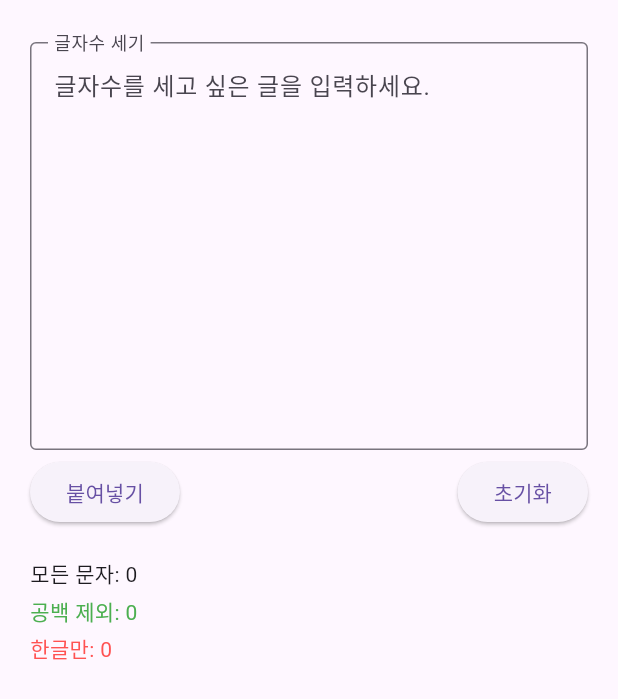
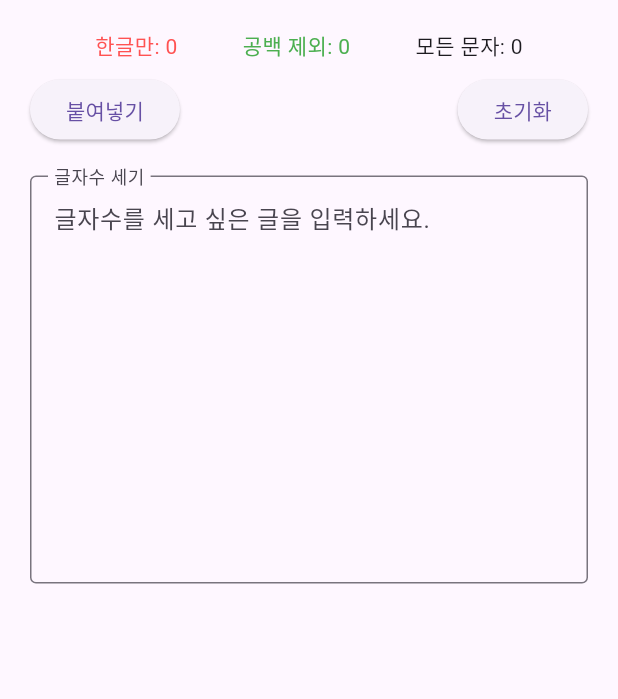
Before and after one commit to treestae/letter_counter, a Flutter app: the screen it shows after launch, on a phone screen of 412 x 824 dp. Shown: the top 699 px of the screen. Run offline on Flutter 3.47's test engine with Material 3 defaults, Android fonts, the phone set to English and light mode, and no system bars.

Commit message:
* 글자수 표기 및 버튼 위치를 상단으로 이동

```diff
--- a/lib/main.dart
+++ b/lib/main.dart
@@ -54,23 +54,15 @@ class _MyHomeState extends State<MyHome> {
             child: Column(
               crossAxisAlignment: CrossAxisAlignment.start,
               children: [
+                Row(
+                  mainAxisAlignment: MainAxisAlignment.spaceEvenly,
+                  children: [
+                    Text('한글만: ${onlyHangul.length}', style: const TextStyle(color: Colors.redAccent)),
+                    Text('공백 제외: ${inputText.replaceAll(emptyRegex, '').length}', style: const TextStyle(color: Colors.green)),
+                    Text('모든 문자: ${inputText.length}'),
+                  ],
+                ),
                 const SizedBox(height: 8),
-                TextField(
-                  controller: tfController,
-                  onChanged: (value) => setState(() {
-                    inputText = value;
-                  }),
-                  decoration: const InputDecoration(
-                    floatingLabelBehavior: FloatingLabelBehavior.always,
-                    labelText: '글자수 세기',
-                    hintText: '글자수를 세고 싶은 글을 입력하세요.',
-                    border: OutlineInputBorder(),
-                  ),
-                  maxLines: null,
-                  minLines: 10,
-                  keyboardType: TextInputType.multiline,
-                ),
-                const SizedBox(height: 4),
                 Row(
                   mainAxisAlignment: MainAxisAlignment.spaceBetween,
                   children: [
@@ -95,11 +87,21 @@ class _MyHomeState extends State<MyHome> {
                   ],
                 ),
                 const SizedBox(height: 20),
-                Text('모든 문자: ${inputText.length}'),
-                const SizedBox(height: 4),
-                Text('공백 제외: ${inputText.replaceAll(emptyRegex, '').length}', style: const TextStyle(color: Colors.green)),
-                const SizedBox(height: 4),
-                Text('한글만: ${onlyHangul.length}', style: const TextStyle(color: Colors.redAccent)),
+                TextField(
+                  controller: tfController,
+                  onChanged: (value) => setState(() {
+                    inputText = value;
+                  }),
+                  decoration: const InputDecoration(
+                    floatingLabelBehavior: FloatingLabelBehavior.always,
+                    labelText: '글자수 세기',
+                    hintText: '글자수를 세고 싶은 글을 입력하세요.',
+                    border: OutlineInputBorder(),
+                  ),
+                  maxLines: null,
+                  minLines: 10,
+                  keyboardType: TextInputType.multiline,
+                ),
               ],
             ),
           ),
```
